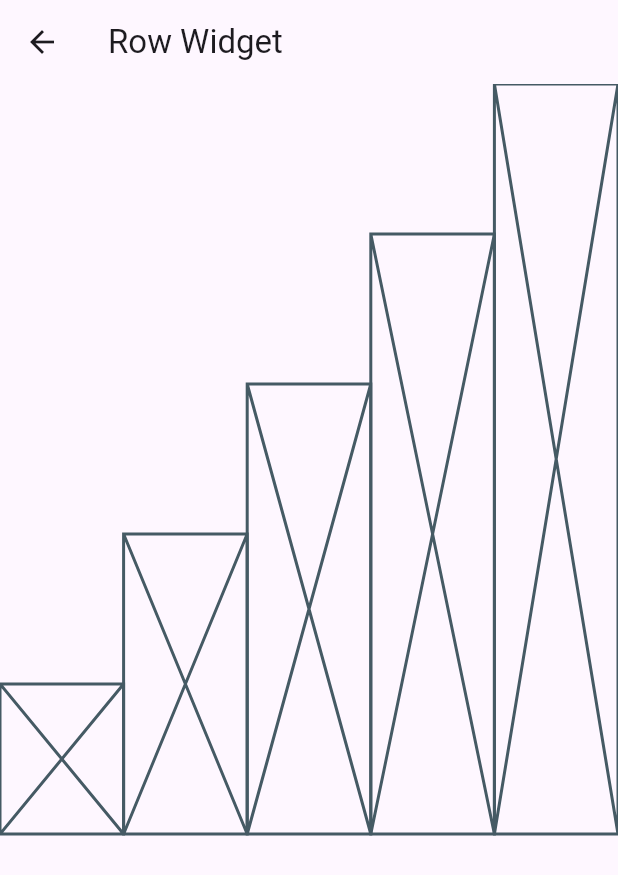
After one commit to minlwin/open-flutter-202409, a Flutter app: the screen it shows after launch, in the side drawer, after a tap on "Row", on a phone screen of 412 x 824 dp. The commit adds this screen. Shown: the top 875 px of the screen. Run offline on Flutter 3.47's test engine with Material 3 defaults, Android fonts, the phone set to English and light mode, and no system bars.

Commit message:
Adding Row Demo

```diff
--- /dev/null
+++ b/2_layouts/ep03_multi_child_layouts/lib/common/demo_page.dart
@@ -0,0 +1,15 @@
+import 'package:flutter/material.dart';
+
+class DemoPage extends StatelessWidget {
+  final Widget child;
+  final String title;
+  const DemoPage({super.key, required this.title, required this.child});
+
+  @override
+  Widget build(BuildContext context) {
+    return Scaffold(
+      appBar: AppBar(title: Text(title)),
+      body: child,
+    );
+  }
+}
--- a/2_layouts/ep03_multi_child_layouts/lib/main.dart
+++ b/2_layouts/ep03_multi_child_layouts/lib/main.dart
@@ -1,3 +1,4 @@
+import 'package:ep03_multi_child_layouts/ui/row_demo.dart';
 import 'package:flutter/material.dart';
 
 void main(List<String> args) {
@@ -12,6 +13,7 @@ class MultiChildLayoutApp extends StatelessWidget {
     return MaterialApp(
       routes: {
         "/": (_) => const MultiChildLayoutHome(),
+        "/row": (_) => const RowDemo(),
       },
       initialRoute: "/",
       debugShowCheckedModeBanner: false,
@@ -56,10 +58,10 @@ class Sidebar extends StatelessWidget {
 
   @override
   Widget build(BuildContext context) {
-    return const Drawer(
+    return Drawer(
       child: Column(
         children: [
-          UserAccountsDrawerHeader(
+          const UserAccountsDrawerHeader(
             currentAccountPicture: CircleAvatar(
               child: FlutterLogo(),
             ),
@@ -71,27 +73,28 @@ class Sidebar extends StatelessWidget {
             child: Column(
               children: [
                 ListTile(
-                  title: Text("Row"),
+                  title: const Text("Row"),
+                  onTap: () => Navigator.of(context).pushNamed("/row"),
                 ),
-                ListTile(
+                const ListTile(
                   title: Text("Column"),
                 ),
-                ListTile(
+                const ListTile(
                   title: Text("Stack"),
                 ),
-                ListTile(
+                const ListTile(
                   title: Text("Indexed Stack"),
                 ),
-                ListTile(
+                const ListTile(
                   title: Text("Flow"),
                 ),
-                ListTile(
+                const ListTile(
                   title: Text("List View"),
                 ),
-                ListTile(
+                const ListTile(
                   title: Text("Grid View"),
                 ),
-                ListTile(
+                const ListTile(
                   title: Text("Layout Builder"),
                 ),
               ],
--- /dev/null
+++ b/2_layouts/ep03_multi_child_layouts/lib/ui/row_demo.dart
@@ -0,0 +1,30 @@
+import 'package:ep03_multi_child_layouts/common/demo_page.dart';
+import 'package:flutter/material.dart';
+
+class RowDemo extends StatelessWidget {
+  const RowDemo({super.key});
+
+  @override
+  Widget build(BuildContext context) {
+    return const DemoPage(
+      title: "Row Widget",
+      child: Row(
+        mainAxisAlignment: MainAxisAlignment.spaceEvenly,
+        crossAxisAlignment: CrossAxisAlignment.end,
+        mainAxisSize: MainAxisSize.max,
+        children: [
+          Expanded(
+              child: SizedBox(height: 100, width: 100, child: Placeholder())),
+          Expanded(
+              child: SizedBox(height: 200, width: 100, child: Placeholder())),
+          Expanded(
+              child: SizedBox(height: 300, width: 100, child: Placeholder())),
+          Expanded(
+              child: SizedBox(height: 400, width: 100, child: Placeholder())),
+          Expanded(
+              child: SizedBox(height: 500, width: 100, child: Placeholder())),
+        ],
+      ),
+    );
+  }
+}
```
